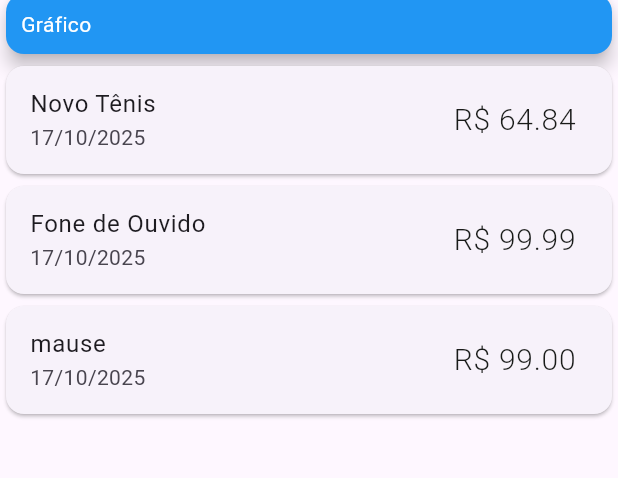
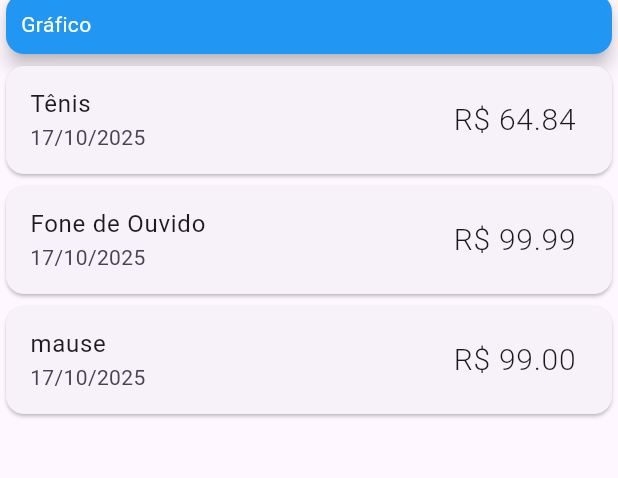
Before and after one commit to jardison17/checklist_empilhadeira, a Flutter app: the screen it shows after launch, on a phone screen of 412 x 824 dp, the part 96-574 px from its top. Run offline on Flutter 3.47's test engine with Material 3 defaults, Android fonts, the phone set to English and light mode, and no system bars.

Commit message:
novo valor

```diff
--- a/lib/main.dart
+++ b/lib/main.dart
@@ -18,12 +18,7 @@ class MyHomePage extends StatelessWidget {
   MyHomePage({super.key});
 
   final List<Transaction> _transactions = [
-    Transaction(
-      id: 't1',
-      title: 'Novo Tênis',
-      value: 64.84,
-      date: DateTime.now(),
-    ),
+    Transaction(id: 't1', title: 'Tênis', value: 64.84, date: DateTime.now()),
     Transaction(
       id: 't2',
       title: 'Fone de Ouvido',
```
